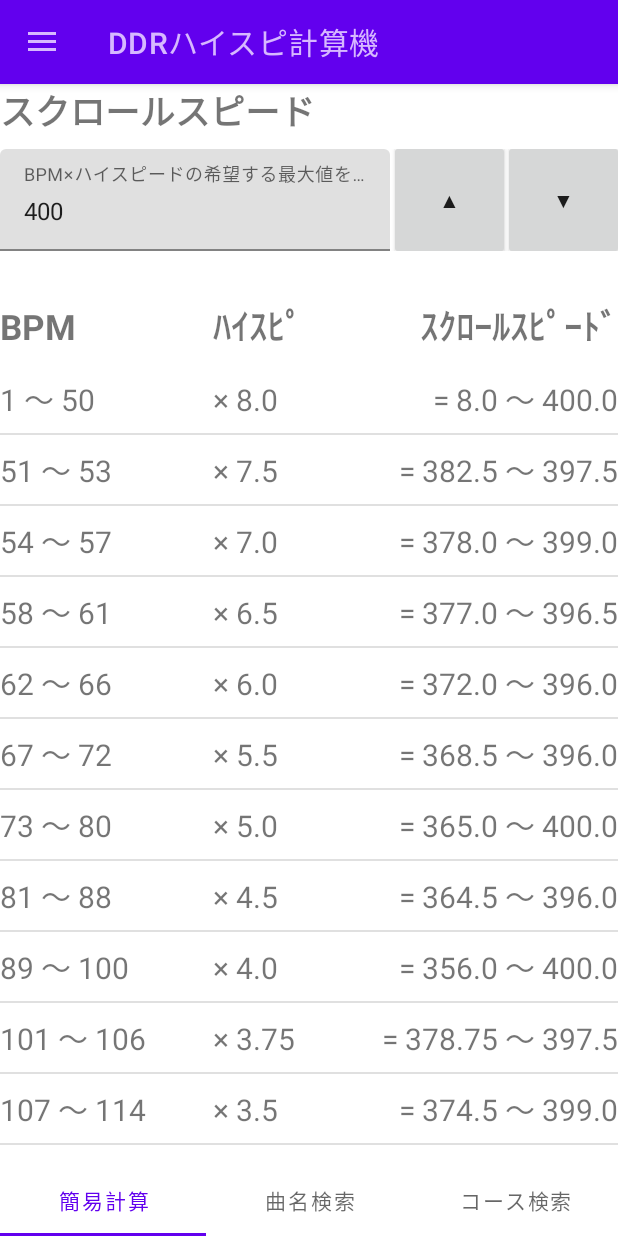
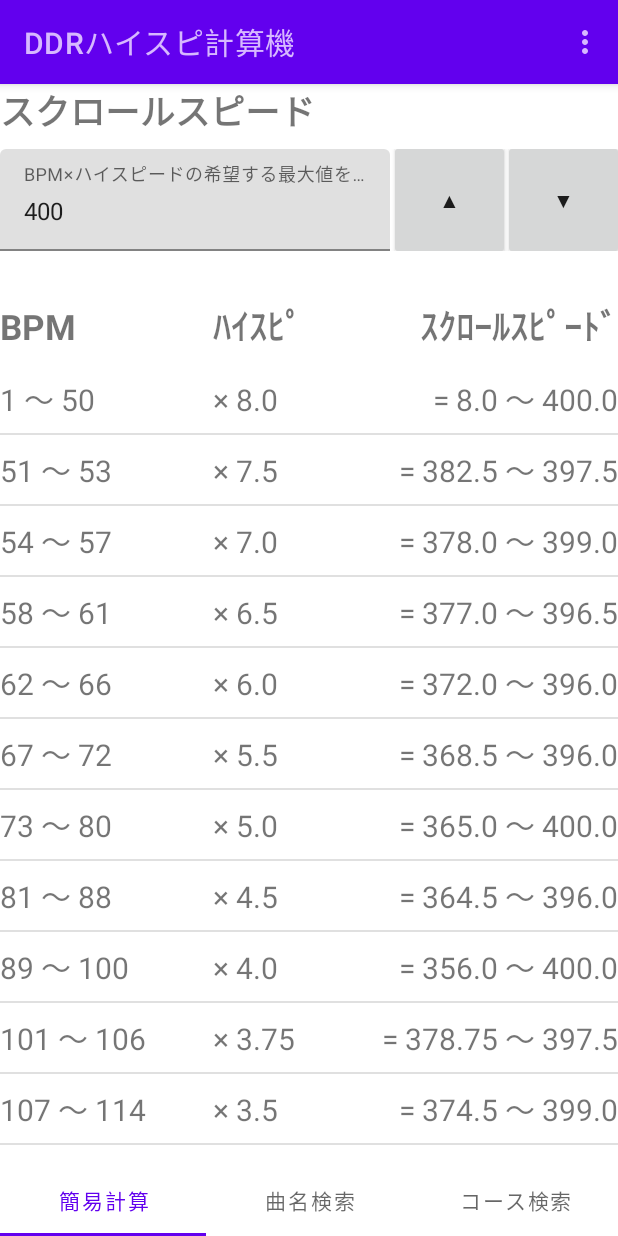
Before and after one commit to FIAS-CO/DdrScrollSpeedBoard, an Android app built with Jetpack Compose: the screen it shows after launch (MainActivity), on a phone screen of 412 x 824 dp. Run offline under Robolectric (Android 15) with nearby library versions, the phone set to English and light mode, and no system bars; our stand-ins replace AdMob, data binding, navigation-ui; 3 statements that could not run were skipped.

Commit message:
Admob広告に重複するという指摘のためハンバーガーメニューを消してオーバーフローメニューを追加

```diff
--- a/app/src/main/java/com/fias/ddrhighspeed/MainActivity.kt
+++ b/app/src/main/java/com/fias/ddrhighspeed/MainActivity.kt
@@ -2,22 +2,18 @@
 
 import android.content.pm.PackageManager
 import android.os.Bundle
+import android.view.Menu
 import android.view.MenuItem
 import android.view.MotionEvent
-import android.widget.ImageView
-import android.widget.TextView
 import androidx.appcompat.app.AppCompatActivity
 import androidx.appcompat.widget.Toolbar
 import androidx.databinding.DataBindingUtil
 import androidx.databinding.ViewDataBinding
-import androidx.drawerlayout.widget.DrawerLayout
 import androidx.navigation.NavController
 import androidx.navigation.findNavController
 import androidx.navigation.fragment.NavHostFragment
-import androidx.navigation.ui.AppBarConfiguration
 import androidx.navigation.ui.onNavDestinationSelected
 import androidx.navigation.ui.setupWithNavController
-import com.google.android.material.navigation.NavigationView
 
 class MainActivity : AppCompatActivity() {
     private lateinit var navController: NavController
@@ -34,23 +30,14 @@
             supportFragmentManager.findFragmentById(R.id.nav_host_fragment) as NavHostFragment
         navController = navHostFragment.navController
 
+        // あとでけす
         @Suppress("DEPRECATION") val packageInfo =
             packageManager.getPackageInfo(packageName, PackageManager.GET_META_DATA)
-        findViewById<TextView>(R.id.version).text =
-            getString(R.string.display_version, packageInfo.versionName)
 
-        val navigationView = findViewById<NavigationView>(R.id.nav_view)
-        val navHeader = navigationView.getHeaderView(0)
-        navHeader.findViewById<ImageView>(R.id.close_drawer).setOnClickListener {
-            onCloseDrawerIconClicked()
-        }
+        val toolbar: Toolbar = findViewById(R.id.toolbar)
+        setSupportActionBar(toolbar)
 
-        val drawerLayout = findViewById<DrawerLayout>(R.id.drawer_layout)
-        val appBarConfiguration = AppBarConfiguration(navController.graph, drawerLayout)
-        findViewById<Toolbar>(R.id.toolbar).setupWithNavController(
-            navController,
-            appBarConfiguration
-        )
+        findViewById<Toolbar>(R.id.toolbar).setupWithNavController(navController)
     }
 
     override fun dispatchTouchEvent(ev: MotionEvent?): Boolean {
@@ -76,8 +63,10 @@
         }
     }
 
-    private fun onCloseDrawerIconClicked() {
-        findViewById<DrawerLayout>(R.id.drawer_layout).closeDrawers()
+    override fun onCreateOptionsMenu(menu: Menu): Boolean {
+        val inflater = menuInflater
+        inflater.inflate(R.menu.navigation_drawer_menu, menu)
+        return true
     }
 
     private fun openPrivacyPolicyPage() {
--- a/app/src/main/res/layout/activity_main.xml
+++ b/app/src/main/res/layout/activity_main.xml
@@ -68,35 +68,5 @@
                     app:navGraph="@navigation/nav_graph" />
             </androidx.constraintlayout.widget.ConstraintLayout>
         </FrameLayout>
-
-        <!-- Container for contents of drawer - use NavigationView to make configuration easier -->
-        <com.google.android.material.navigation.NavigationView
-            android:id="@+id/nav_view"
-            android:layout_width="wrap_content"
-            android:layout_height="match_parent"
-            android:layout_gravity="start"
-            android:fitsSystemWindows="true"
-            app:headerLayout="@layout/navigation_drawer_header"
-            app:itemMaxLines="2"
-            app:menu="@menu/navigation_drawer_menu">
-
-            <androidx.constraintlayout.widget.ConstraintLayout
-                android:layout_width="match_parent"
-                android:layout_height="wrap_content"
-                android:layout_gravity="bottom"
-                android:orientation="vertical">
-
-                <TextView
-                    android:id="@+id/version"
-                    android:layout_width="wrap_content"
-                    android:layout_height="wrap_content"
-                    android:gravity="end|bottom"
-                    android:text="Version:1.5"
-                    app:layout_constraintBottom_toBottomOf="parent"
-                    app:layout_constraintEnd_toEndOf="parent" />
-            </androidx.constraintlayout.widget.ConstraintLayout>
-        </com.google.android.material.navigation.NavigationView>
-
-
     </androidx.drawerlayout.widget.DrawerLayout>
 </layout>
--- a/app/src/main/res/layout/navigation_drawer_header.xml
+++ /dev/null
@@ -1,19 +0,0 @@
-<?xml version="1.0" encoding="utf-8"?>
-<androidx.constraintlayout.widget.ConstraintLayout xmlns:android="http://schemas.android.com/apk/res/android"
-    xmlns:app="http://schemas.android.com/apk/res-auto"
-    android:layout_width="match_parent"
-    android:layout_height="wrap_content"
-    android:background="@color/purple_500">
-
-    <!--  TODO ツールバーと同じ高さに設定したい。一部環境で高さが低い  -->
-    <ImageView
-        android:id="@+id/close_drawer"
-        android:layout_width="75sp"
-        android:layout_height="75sp"
-        android:layout_marginTop="5sp"
-        android:fitsSystemWindows="true"
-        app:layout_constraintStart_toStartOf="parent"
-        app:layout_constraintTop_toTopOf="parent"
-        app:srcCompat="@android:drawable/ic_menu_close_clear_cancel" />
-
-</androidx.constraintlayout.widget.ConstraintLayout>
--- a/app/src/main/res/menu/navigation_drawer_menu.xml
+++ b/app/src/main/res/menu/navigation_drawer_menu.xml
@@ -5,11 +5,11 @@
         android:id="@+id/security_policy"
         android:icon="@android:drawable/ic_menu_info_details"
         android:onClick="onDrawerItemSelected"
-        android:title="セキュリティポリシー\n(外部ページ)" />
+        android:title="@string/security_policy_title" />
     <item
         android:id="@+id/mail"
         android:icon="@android:drawable/sym_action_email"
         android:onClick="onDrawerItemSelected"
-        android:title="お問い合わせ\n(メール)" />
+        android:title="@string/contact_us_title" />
 
 </menu>
--- a/app/src/main/res/values/strings.xml
+++ b/app/src/main/res/values/strings.xml
@@ -28,4 +28,6 @@
     <!--  Sample AdMob app ID: ca-app-pub-3940256099942544/6300978111 -->
     <!--  product app ID: ca-app-pub-8151928728657048/6961473178 -->
     <string name="admob_banner_id">ca-app-pub-3940256099942544/6300978111</string>
+    <string name="security_policy_title">セキュリティポリシー\n(外部ページ)</string>
+    <string name="contact_us_title">お問い合わせ\n(メール)</string>
 </resources>
```
